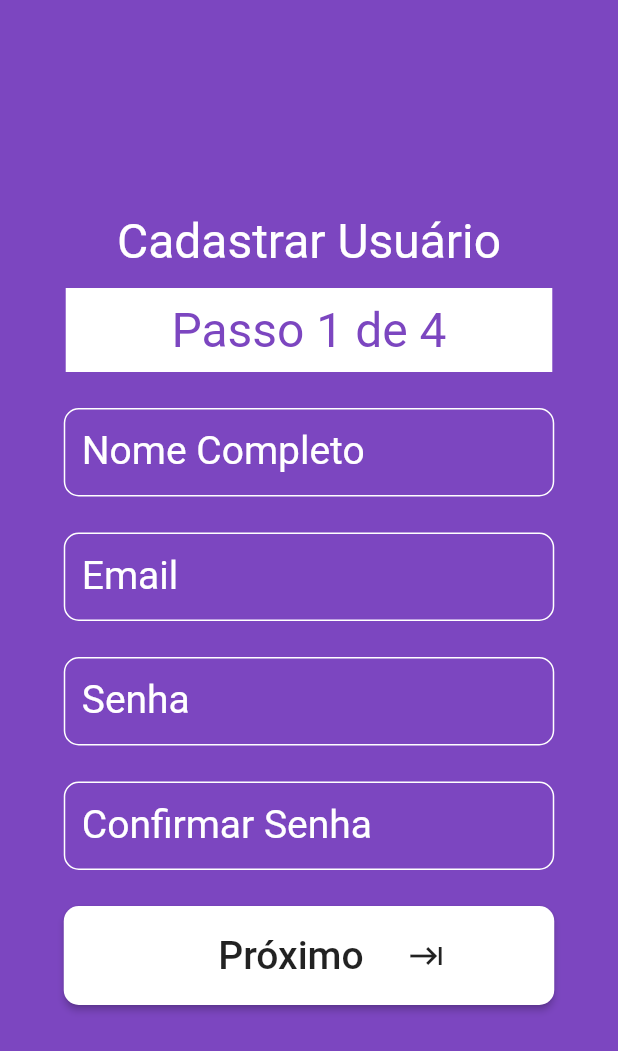
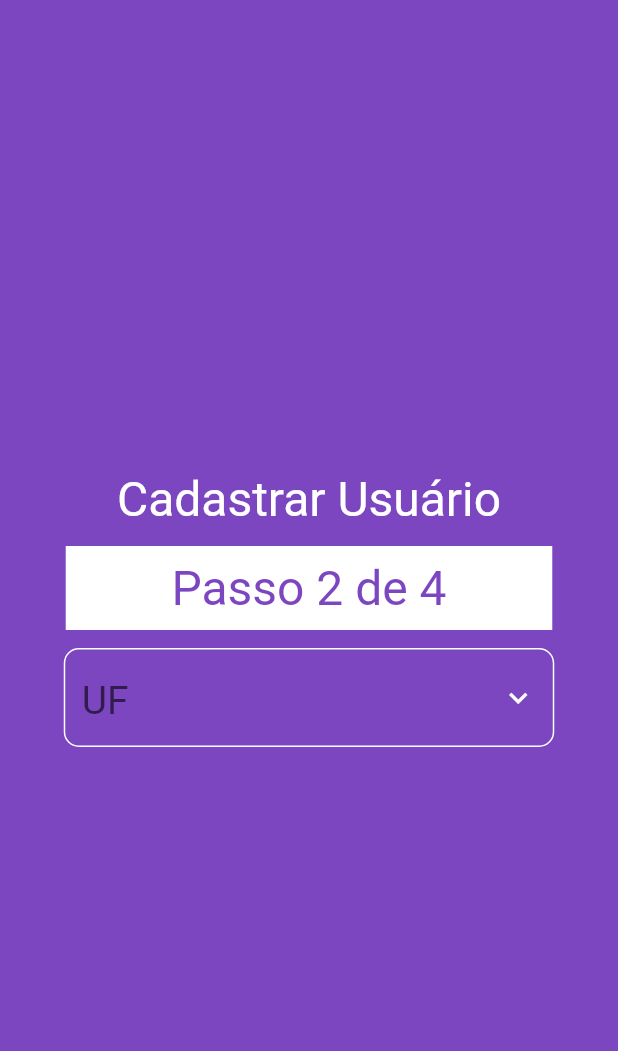
Before and after one commit to IagoEngel/Atividades-Integradoras-7, a Flutter app: the CadastroPasso1 screen opened directly, after a tap on "Próximo", on a phone screen of 412 x 824 dp. Shown: the top 1051 px of the screen. Run offline on Flutter 3.47's test engine with Material 2 defaults, Android fonts, the phone set to English and light mode, and no system bars.

Commit message:
Passo 2 do cadastro
Obs: problema com o dropdown

```diff
--- a/atividades_integradoras/lib/telas/cadastro.dart
+++ b/atividades_integradoras/lib/telas/cadastro.dart
@@ -1,3 +1,4 @@
+import 'package:atividades_integradoras/telas/passo2.dart';
 import 'package:flutter/material.dart';
 
 class CadastroPasso1 extends StatelessWidget {
@@ -23,7 +24,39 @@ class CadastroPasso1 extends StatelessWidget {
           _email(),
           _senha(),
           _confirmaSenha(),
-          _proximoPasso(),
+          Container(
+            padding: const EdgeInsets.only(
+              left: 42.5,
+              right: 42.5,
+              top: 12.0,
+              bottom: 12.0,
+            ),
+            child: SizedBox(
+              height: 66,
+              width: double.infinity,
+              child: RaisedButton(
+                color: Colors.white,
+                shape: RoundedRectangleBorder(
+                    borderRadius: BorderRadius.all(Radius.circular(10.0))),
+                child: Row(
+                  mainAxisAlignment: MainAxisAlignment.center,
+                  children: <Widget>[
+                    SizedBox(width: 30),
+                    Text('Próximo', style: TextStyle(fontSize: 26)),
+                    SizedBox(width: 30),
+                    Icon(Icons.keyboard_tab),
+                  ],
+                ),
+                onPressed: () {
+                  Navigator.push(
+                    context,
+                    MaterialPageRoute(
+                        builder: (context) => Passo2()),
+                  );
+                },
+              ),
+            ),
+          )
         ],
       ),
     );
@@ -149,33 +182,3 @@ Widget _passo1() {
     ),
   );
 }
-
-Widget _proximoPasso() {
-  return Container(
-    padding: const EdgeInsets.only(
-      left: 42.5,
-      right: 42.5,
-      top: 12.0,
-      bottom: 12.0,
-    ),
-    child: SizedBox(
-      height: 66,
-      width: double.infinity,
-      child: RaisedButton(
-        color: Colors.white,
-        shape: RoundedRectangleBorder(
-            borderRadius: BorderRadius.all(Radius.circular(10.0))),
-        child: Row(
-          mainAxisAlignment: MainAxisAlignment.center,
-          children: <Widget>[
-            SizedBox(width: 30),
-            Text('Próximo', style: TextStyle(fontSize: 26)),
-            SizedBox(width: 30),
-            Icon(Icons.keyboard_tab),
-          ],
-        ),
-        onPressed: () {},
-      ),
-    ),
-  );
-}
--- /dev/null
+++ b/atividades_integradoras/lib/telas/passo2.dart
@@ -0,0 +1,132 @@
+import 'package:flutter/material.dart';
+
+class Passo2 extends StatefulWidget {
+  var estados = new List<String>();
+
+  Passo2() {
+    estados = [
+      'RO',
+      'AC',
+      'AM',
+      'RR',
+      'PA',
+      'AP',
+      'TO',
+      'MA',
+      'PI',
+      'CE',
+      'RN',
+      'PB',
+      'PE',
+      'AL',
+      'SE',
+      'BA',
+      'MG',
+      'ES',
+      'RJ',
+      'SP',
+      'PR',
+      'SC',
+      'RS',
+      'MS',
+      'MT',
+      'GO',
+      'DF',
+    ];
+  }
+  @override
+  _Passo2State createState() => _Passo2State();
+}
+
+class _Passo2State extends State<Passo2> {
+  var _currentSelectedValue;
+  @override
+  Widget build(BuildContext context) {
+    return Scaffold(
+      backgroundColor: Color.fromRGBO(124, 70, 192, 1.0),
+      body: Column(
+        mainAxisAlignment: MainAxisAlignment.center,
+        children: <Widget>[
+          Text(
+            "Cadastrar Usuário",
+            style: TextStyle(
+              fontSize: 32,
+              color: Colors.white,
+            ),
+          ),
+          SizedBox(
+            height: 12.0,
+          ),
+          Container(
+            color: Colors.white,
+            padding: const EdgeInsets.only(
+              left: 70.5,
+              right: 70.5,
+              top: 9,
+              bottom: 9,
+            ),
+            child: Text(
+              "Passo 2 de 4",
+              style: TextStyle(
+                backgroundColor: Colors.white,
+                color: Color.fromRGBO(124, 70, 192, 1.0),
+                fontSize: 32,
+              ),
+            ),
+          ),
+          Container(
+            padding: const EdgeInsets.only(
+                left: 42.5, right: 42.5, top: 12.0, bottom: 12.0),
+            child: new Theme(
+              data: new ThemeData(
+                canvasColor: Colors.black,
+              ),
+              child: FormField<String>(
+                builder: (FormFieldState<String> state) {
+                  return InputDecorator(
+                    decoration: InputDecoration(
+                      hintStyle: TextStyle(fontSize: 26),
+                      enabledBorder: new OutlineInputBorder(
+                        borderSide: BorderSide(color: Colors.white),
+                        borderRadius: BorderRadius.all(Radius.circular(10.0)),
+                      ),
+                      border: new OutlineInputBorder(
+                        borderRadius: BorderRadius.all(Radius.circular(10.0)),
+                      ),
+                    ),
+                    child: DropdownButtonHideUnderline(
+                      child: DropdownButton<String>(
+                        icon: Icon(
+                          Icons.keyboard_arrow_down,
+                          color: Colors.white,
+                        ),
+                        value: _currentSelectedValue,
+                        hint: Text(
+                          'UF',
+                        ),
+                        isDense: true,
+                        onChanged: (String newValue) {
+                          setState(() {
+                            _currentSelectedValue = newValue;
+                            state.didChange(newValue);
+                          });
+                        },
+                        style: TextStyle(fontSize: 26),
+                        items: widget.estados.map((String value) {
+                          return DropdownMenuItem<String>(
+                            value: value,
+                            child: Text(value,style: TextStyle(),),
+                          );
+                        }).toList(),
+                      ),
+                    ),
+                  );
+                },
+              ),
+            ),
+          ),
+        ],
+      ),
+    );
+  }
+}
```
